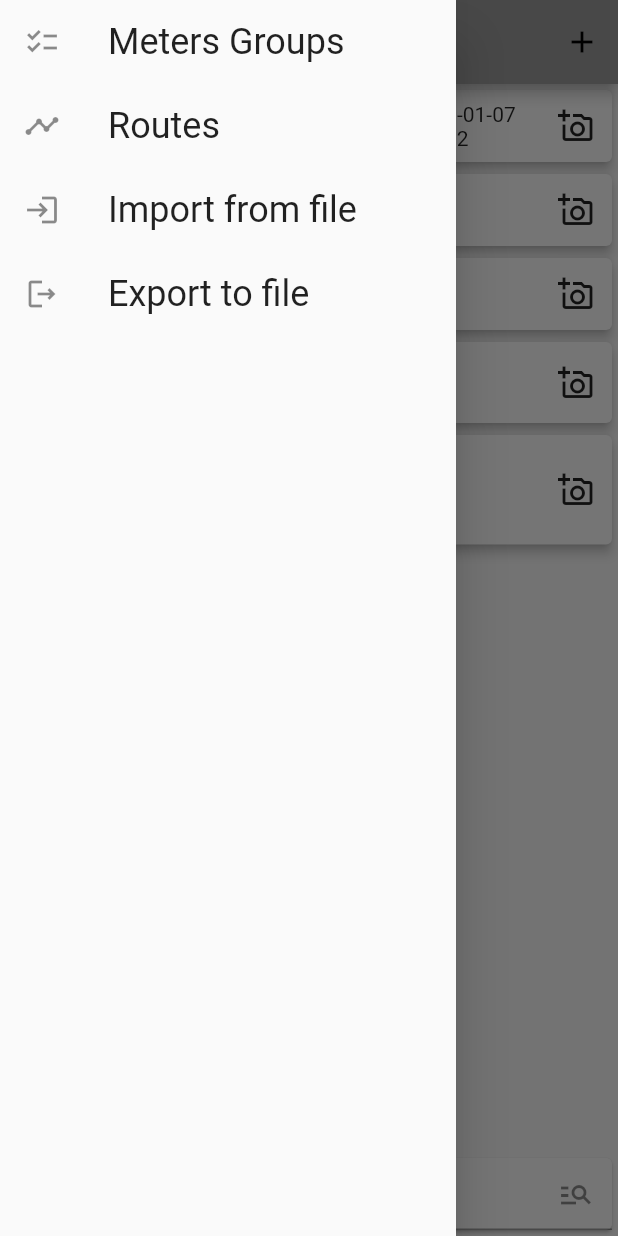
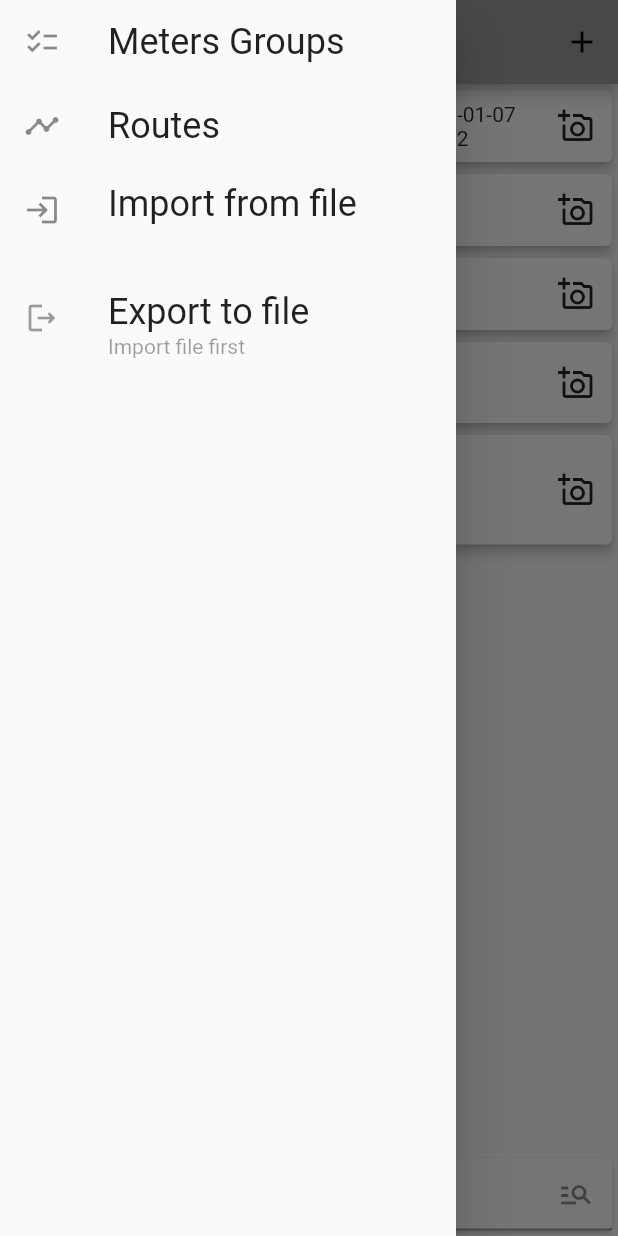
Before and after one commit to lavruh/ValueCollector, a Flutter app: the screen it shows after launch, in the side drawer, after a tap on "Import from file", on a phone screen of 412 x 824 dp. Run offline on Flutter 3.47's test engine with Material 2 defaults, Android fonts, the phone set to English and light mode, and no system bars; our stand-ins replace camera, file_picker, get, shared_preferences; missing offline and left inert: google_ml_vision, syncfusion_flutter_pdf; Roboto replaces fonts that are missing (Georgia).

Commit message:
ui improve

```diff
--- a/lib/domain/states/data_from_file_state.dart
+++ b/lib/domain/states/data_from_file_state.dart
@@ -10,13 +10,14 @@ import 'package:rh_collector/domain/states/meters_state.dart';
 
 class DataFromFileState extends GetxController {
   final service = Get.find<DataFromFileService>();
-  String filePath = "";
+  final filePath = "".obs;
+  final exportAlowed = false.obs;
 
   initImportData() async {
     FilePickerResult? r = await FilePicker.platform.pickFiles();
     if (r != null) {
-      filePath = r.files.single.path!;
-      getDataFromFile(filePath);
+      filePath.value = r.files.single.path!;
+      getDataFromFile(filePath.value);
     }
   }
 
@@ -44,6 +45,7 @@ class DataFromFileState extends GetxController {
     metersState.update();
     metersState.notifyChildrens();
     Get.snackbar("Import", "Done");
+    exportAlowed.value = true;
   }
 
   exportToFile() async {
--- a/lib/domain/states/meters_state.dart
+++ b/lib/domain/states/meters_state.dart
@@ -24,8 +24,11 @@ class MetersState extends GetxController {
     for (String id in groupId) {
       request.add(["groupId", id]);
     }
-    meters.value =
-        db.getEntries(request).map((e) => Meter.fromJson(e)).toList();
+    meters.value = db.getEntries(request).map((e) {
+      Meter m = Meter.fromJson(e);
+      Get.put<Meter>(m, tag: m.id);
+      return m;
+    }).toList();
   }
 
   updateMeter(Meter m) {
@@ -37,6 +40,7 @@ class MetersState extends GetxController {
   addNewMeter(Meter? m) {
     if (m != null) {
       meters.add(m);
+      Get.put<Meter>(m, tag: m.id);
       updateMeter(m);
     } else {
       updateMeter(Meter(
--- a/lib/ui/screens/meters_screen.dart
+++ b/lib/ui/screens/meters_screen.dart
@@ -42,7 +42,6 @@ class _MetersScreenState extends State<MetersScreen> {
           return ListView.builder(
             itemCount: _.meters.length,
             itemBuilder: (BuildContext context, int i) {
-              Get.put<Meter>(_.meters[i], tag: _.meters[i].id);
               return MeterWidget(meterId: _.meters[i].id);
             },
           );
--- a/lib/ui/widgets/drawer_menu_widget.dart
+++ b/lib/ui/widgets/drawer_menu_widget.dart
@@ -1,5 +1,6 @@
 import 'package:flutter/material.dart';
 import 'package:get/get.dart';
+import 'package:rh_collector/di.dart';
 import 'package:rh_collector/domain/states/data_from_file_state.dart';
 import 'package:rh_collector/domain/states/meters_state.dart';
 import 'package:rh_collector/ui/widgets/meters_groups_widget.dart';
@@ -41,20 +42,29 @@ class DrawerMenuWidget extends StatelessWidget {
               "Import from file",
               style: textTheme,
             ),
+            subtitle: GetX<DataFromFileState>(builder: (_) {
+              return Text(_.filePath.value.toString());
+            }),
             onTap: () async {
               Get.find<DataFromFileState>().initImportData();
             },
           ),
-          ListTile(
+          GetX<DataFromFileState>(builder: (_) {
+            return ListTile(
+              enabled: _.exportAlowed.value,
               leading: const Icon(Icons.logout_outlined),
               title: Text(
                 "Export to file",
                 style: textTheme,
               ),
+              subtitle: _.exportAlowed.value
+                  ? Text("Export to $appDataPath")
+                  : const Text("Import file first"),
               onTap: () async {
-              Get.find<DataFromFileState>().exportToFile();
+                _.exportToFile();
               },
-          ),
+            );
+          }),
         ],
       ),
     );
```
Lines whose indentation alone changed are shown as unchanged.
